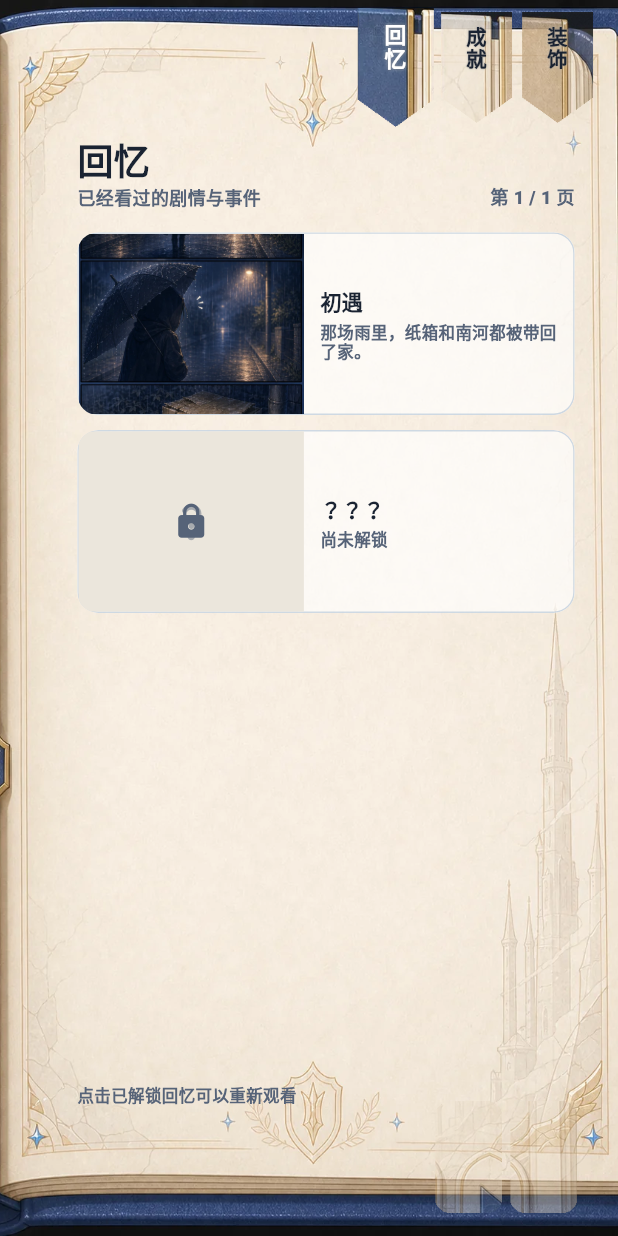
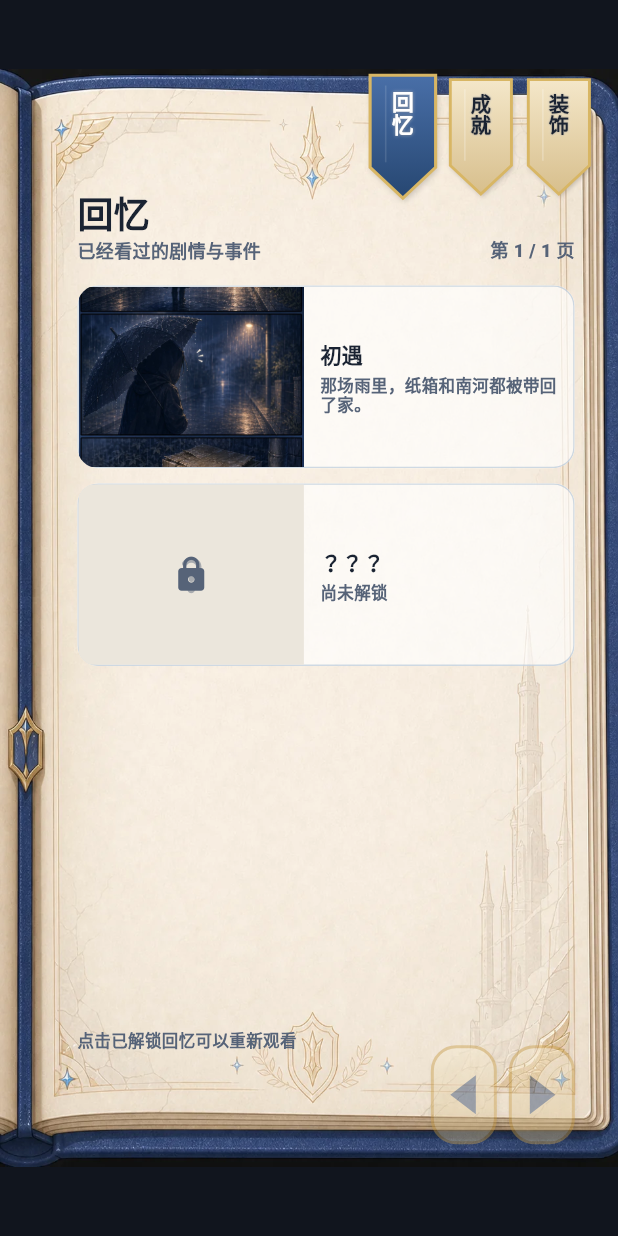
Before and after one commit to PatrickStar3211/mini-nanhe, a Flutter app: the CollectionScreen widget shown alone on an empty page, opened directly with empty values, on a phone screen of 412 x 824 dp. Run offline on Flutter 3.47's test engine with Material 3 defaults, Android fonts, the phone set to English and light mode, and no system bars; our stand-ins replace audioplayers, shared_preferences; accounts and stored records are empty.

Commit message:
fix: constrain web portrait collection layout

```diff
--- a/lib/main.dart
+++ b/lib/main.dart
@@ -1,3 +1,4 @@
+import 'package:flutter/foundation.dart';
 import 'package:flutter/material.dart';
 
 import 'src/game_audio_controller.dart';
@@ -9,17 +10,60 @@ void main() {
 }
 
 class MiniNanheApp extends StatelessWidget {
-  const MiniNanheApp({super.key, this.audioController});
+  const MiniNanheApp({
+    super.key,
+    this.audioController,
+    this.forcePortraitShell,
+  });
 
   final GameAudioController? audioController;
+  final bool? forcePortraitShell;
 
   @override
   Widget build(BuildContext context) {
+    final usePortraitShell = forcePortraitShell ?? kIsWeb;
+
     return MaterialApp(
       title: '迷你南河',
       debugShowCheckedModeBanner: false,
       theme: buildMiniNanheTheme(),
+      builder: (context, child) {
+        if (!usePortraitShell) return child ?? const SizedBox.shrink();
+        return _PortraitWebShell(child: child ?? const SizedBox.shrink());
+      },
       home: LoadingScreen(audioController: audioController),
     );
   }
 }
+
+class _PortraitWebShell extends StatelessWidget {
+  const _PortraitWebShell({required this.child});
+
+  static const _targetAspectRatio = 390 / 844;
+
+  final Widget child;
+
+  @override
+  Widget build(BuildContext context) {
+    return ColoredBox(
+      color: const Color(0xFF11151E),
+      child: LayoutBuilder(
+        builder: (context, constraints) {
+          final maxWidth = constraints.maxWidth;
+          final maxHeight = constraints.maxHeight;
+          var width = maxWidth;
+          var height = width / _targetAspectRatio;
+
+          if (height > maxHeight) {
+            height = maxHeight;
+            width = height * _targetAspectRatio;
+          }
+
+          return Center(
+            child: SizedBox(width: width, height: height, child: child),
+          );
+        },
+      ),
+    );
+  }
+}
--- a/lib/src/collection_screen.dart
+++ b/lib/src/collection_screen.dart
@@ -66,13 +66,23 @@ class _CollectionScreenState extends State<CollectionScreen> {
     return ColoredBox(
       key: const Key('collection-page'),
       color: const Color(0xFF11151E),
-      child: Center(
-        child: ConstrainedBox(
-          constraints: const BoxConstraints(maxWidth: 760),
+      child: LayoutBuilder(
+        builder: (context, constraints) {
+          const albumAspectRatio = 941 / 1672;
+          final width = min(
+            constraints.maxWidth,
+            constraints.maxHeight * albumAspectRatio,
+          );
+          final height = width / albumAspectRatio;
+
+          return Center(
+            child: SizedBox(
+              width: width,
+              height: height,
               child: Stack(
                 fit: StackFit.expand,
                 children: [
-              Image.asset(collectionAlbumAsset, fit: BoxFit.cover),
+                  Image.asset(collectionAlbumAsset, fit: BoxFit.fill),
                   _AlbumOverlay(
                     category: _category,
                     pageIndex: _pageIndex,
@@ -86,6 +96,8 @@ class _CollectionScreenState extends State<CollectionScreen> {
                 ],
               ),
             ),
+          );
+        },
       ),
     );
   }
@@ -181,17 +193,9 @@ class _CategoryTabs extends StatelessWidget {
   @override
   Widget build(BuildContext context) {
     const tabs = [
-      _TabSpec(CollectionCategory.memory, '回忆', collectionTabMemoryAsset),
-      _TabSpec(
-        CollectionCategory.achievement,
-        '成就',
-        collectionTabAchievementAsset,
-      ),
-      _TabSpec(
-        CollectionCategory.decoration,
-        '装饰',
-        collectionTabDecorationAsset,
-      ),
+      _TabSpec(CollectionCategory.memory, '回忆'),
+      _TabSpec(CollectionCategory.achievement, '成就'),
+      _TabSpec(CollectionCategory.decoration, '装饰'),
     ];
 
     return Row(
@@ -232,20 +236,18 @@ class _BookmarkButton extends StatelessWidget {
         duration: const Duration(milliseconds: 140),
         scale: selected ? 1.04 : 0.97,
         child: SizedBox(
-          width: 52,
-          height: 78,
+          width: 50,
+          height: 82,
           child: Stack(
             alignment: Alignment.topCenter,
             children: [
               Positioned.fill(
-                child: Image.asset(
-                  spec.asset,
-                  fit: BoxFit.fill,
-                  opacity: AlwaysStoppedAnimation(selected ? 1 : 0.86),
+                child: CustomPaint(
+                  painter: _BookmarkPainter(selected: selected),
                 ),
               ),
               Positioned(
-                top: 10,
+                top: 9,
                 child: _VerticalLabel(
                   text: spec.label,
                   color: selected ? frost : ink,
@@ -256,6 +258,58 @@ class _BookmarkButton extends StatelessWidget {
         ),
       ),
     );
+  }
+}
+
+class _BookmarkPainter extends CustomPainter {
+  const _BookmarkPainter({required this.selected});
+
+  final bool selected;
+
+  @override
+  void paint(Canvas canvas, Size size) {
+    final bodyPaint = Paint()
+      ..shader = LinearGradient(
+        begin: Alignment.topCenter,
+        end: Alignment.bottomCenter,
+        colors: selected
+            ? const [Color(0xFF496FA8), Color(0xFF25456F)]
+            : const [Color(0xFFF4E7C9), Color(0xFFD6BD8A)],
+      ).createShader(Offset.zero & size);
+    final borderPaint = Paint()
+      ..style = PaintingStyle.stroke
+      ..strokeWidth = 2
+      ..color = const Color(0xFFD8B664);
+    final shadowPaint = Paint()
+      ..color = const Color(0x33000000)
+      ..maskFilter = const MaskFilter.blur(BlurStyle.normal, 2);
+
+    final path = Path()
+      ..moveTo(size.width * 0.08, 0)
+      ..lineTo(size.width * 0.92, 0)
+      ..lineTo(size.width * 0.92, size.height * 0.72)
+      ..lineTo(size.width * 0.50, size.height * 0.96)
+      ..lineTo(size.width * 0.08, size.height * 0.72)
+      ..close();
+
+    canvas.drawPath(path.shift(const Offset(1, 2)), shadowPaint);
+    canvas.drawPath(path, bodyPaint);
+    canvas.drawPath(path, borderPaint);
+
+    final highlightPaint = Paint()
+      ..color = Colors.white.withValues(alpha: selected ? 0.12 : 0.26)
+      ..style = PaintingStyle.stroke
+      ..strokeWidth = 1;
+    canvas.drawLine(
+      Offset(size.width * 0.28, size.height * 0.08),
+      Offset(size.width * 0.28, size.height * 0.68),
+      highlightPaint,
+    );
+  }
+
+  @override
+  bool shouldRepaint(covariant _BookmarkPainter oldDelegate) {
+    return oldDelegate.selected != selected;
   }
 }
 
@@ -604,14 +658,14 @@ class _PageControls extends StatelessWidget {
       children: [
         _PageImageButton(
           key: const Key('collection-page-previous'),
-          asset: collectionArrowPreviousAsset,
+          direction: -1,
           enabled: canPrevious,
           onTap: onPrevious,
         ),
         const SizedBox(width: 4),
         _PageImageButton(
           key: const Key('collection-page-next'),
-          asset: collectionArrowNextAsset,
+          direction: 1,
           enabled: canNext,
           onTap: onNext,
         ),
@@ -623,12 +677,12 @@ class _PageControls extends StatelessWidget {
 class _PageImageButton extends StatelessWidget {
   const _PageImageButton({
     super.key,
-    required this.asset,
+    required this.direction,
     required this.enabled,
     required this.onTap,
   });
 
-  final String asset;
+  final int direction;
   final bool enabled;
   final VoidCallback onTap;
 
@@ -640,12 +694,69 @@ class _PageImageButton extends StatelessWidget {
       child: Opacity(
         opacity: enabled ? 1 : 0.42,
         child: SizedBox(
-          width: 46,
-          height: 76,
-          child: Image.asset(asset, fit: BoxFit.fill),
+          width: 48,
+          height: 70,
+          child: CustomPaint(painter: _PageButtonPainter(direction)),
         ),
       ),
     );
+  }
+}
+
+class _PageButtonPainter extends CustomPainter {
+  const _PageButtonPainter(this.direction);
+
+  final int direction;
+
+  @override
+  void paint(Canvas canvas, Size size) {
+    final rect = Offset.zero & size;
+    final shadowPaint = Paint()
+      ..color = const Color(0x33000000)
+      ..maskFilter = const MaskFilter.blur(BlurStyle.normal, 2);
+    final bodyPaint = Paint()
+      ..shader = const LinearGradient(
+        begin: Alignment.topCenter,
+        end: Alignment.bottomCenter,
+        colors: [Color(0xFFF8EED6), Color(0xFFD8BE86)],
+      ).createShader(rect);
+    final borderPaint = Paint()
+      ..style = PaintingStyle.stroke
+      ..strokeWidth = 2
+      ..color = const Color(0xFFC69A42);
+    final arrowPaint = Paint()
+      ..style = PaintingStyle.fill
+      ..color = const Color(0xFF2B4774);
+
+    final body = RRect.fromRectAndRadius(
+      rect.deflate(3),
+      const Radius.circular(16),
+    );
+    canvas.drawRRect(body.shift(const Offset(1, 2)), shadowPaint);
+    canvas.drawRRect(body, bodyPaint);
+    canvas.drawRRect(body, borderPaint);
+
+    final centerX = size.width * 0.5;
+    final centerY = size.height * 0.5;
+    final arrow = Path();
+    if (direction < 0) {
+      arrow
+        ..moveTo(centerX + 8, centerY - 13)
+        ..lineTo(centerX - 9, centerY)
+        ..lineTo(centerX + 8, centerY + 13);
+    } else {
+      arrow
+        ..moveTo(centerX - 8, centerY - 13)
+        ..lineTo(centerX + 9, centerY)
+        ..lineTo(centerX - 8, centerY + 13);
+    }
+    arrow.close();
+    canvas.drawPath(arrow, arrowPaint);
+  }
+
+  @override
+  bool shouldRepaint(covariant _PageButtonPainter oldDelegate) {
+    return oldDelegate.direction != direction;
   }
 }
 
@@ -674,11 +785,10 @@ String _pageHint(CollectionCategory category) {
 }
 
 class _TabSpec {
-  const _TabSpec(this.category, this.label, this.asset);
+  const _TabSpec(this.category, this.label);
 
   final CollectionCategory category;
   final String label;
-  final String asset;
 }
 
 class _CollectionCardData {
--- a/lib/src/game_assets.dart
+++ b/lib/src/game_assets.dart
@@ -17,16 +17,6 @@ const miniNanheAngryAsset = 'assets/images/nanhe_emotions/mini_nanhe_angry.png';
 const miniNanheFrustratedAsset =
     'assets/images/nanhe_emotions/mini_nanhe_frustrated.png';
 const collectionAlbumAsset = 'assets/images/collection/collection_album.webp';
-const collectionTabMemoryAsset =
-    'assets/images/collection/collection_tab_memory.png';
-const collectionTabAchievementAsset =
-    'assets/images/collection/collection_tab_achievement.png';
-const collectionTabDecorationAsset =
-    'assets/images/collection/collection_tab_decoration.png';
-const collectionArrowPreviousAsset =
-    'assets/images/collection/collection_arrow_previous.png';
-const collectionArrowNextAsset =
-    'assets/images/collection/collection_arrow_next.png';
 const openingStoryPage1Asset =
     'assets/images/story/opening/opening_page_1.webp';
 const openingStoryPage2Asset =
@@ -62,10 +52,5 @@ const startupPreloadAssets = <String>[
   miniNanheAngryAsset,
   miniNanheFrustratedAsset,
   collectionAlbumAsset,
-  collectionTabMemoryAsset,
-  collectionTabAchievementAsset,
-  collectionTabDecorationAsset,
-  collectionArrowPreviousAsset,
-  collectionArrowNextAsset,
   ...openingStoryPageAssets,
 ];
```
Also changed, not shown: assets/images/collection/collection_arrow_next.png (deleted), assets/images/collection/collection_arrow_previous.png (deleted), assets/images/collection/collection_tab_achievement.png (deleted), assets/images/collection/collection_tab_decoration.png (deleted), assets/images/collection/collection_tab_memory.png (deleted), 1 other file. Lines whose indentation alone changed are shown as unchanged.
